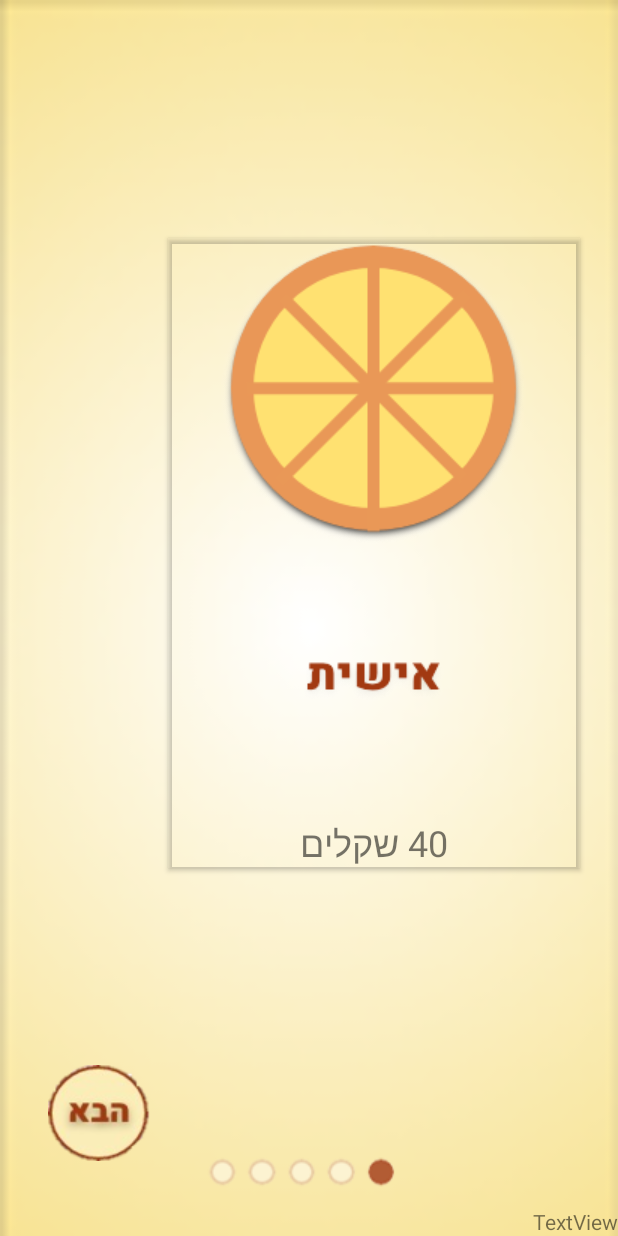
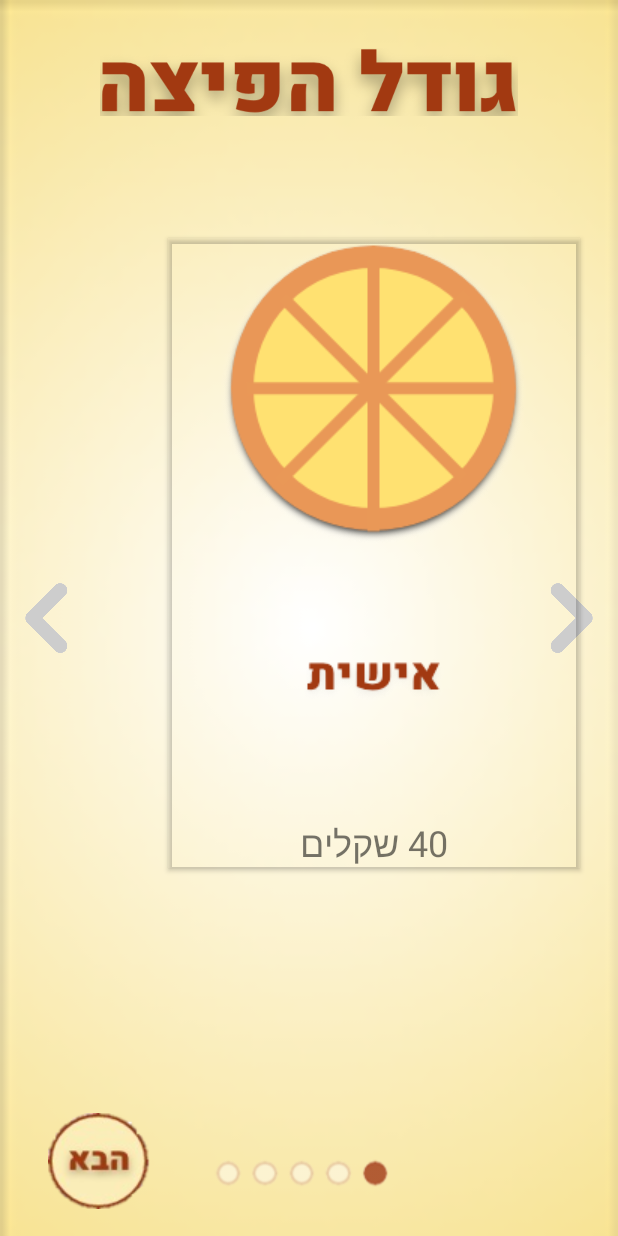
Before and after one commit to baraksw/PizzApp, an Android app: the screen it shows after launch (HomePage), on a phone screen of 412 x 824 dp. Run offline under Robolectric (Android 15) with nearby library versions, the phone set to English and light mode, and no system bars.

Commit message:
Adding asrrows to the scroll views, alignment of the next and previus button

```diff
--- a/app/src/main/java/com/example/pizzapp/Drinks.java
+++ b/app/src/main/java/com/example/pizzapp/Drinks.java
@@ -57,8 +57,6 @@ public class Drinks extends AppCompatActivity {
         onion_visible = intent.getIntExtra(Toppings.ONIONVISIBLE,0);
         pineapple_visible = intent.getIntExtra(Toppings.PINEAPPLEVISIBLE,0);
         pizza_size=intent.getIntExtra(Toppings.PIZZASIZE,0);
-        TextView textView1 = findViewById(R.id.tomer_text);
-        textView1.setText(String.valueOf(pizza_price_for_toppings));
         pizza_price_for_drink = pizza_price_for_toppings+drinks_price;
 
         drinks_models = new ArrayList<>();
--- a/app/src/main/java/com/example/pizzapp/HomePage.java
+++ b/app/src/main/java/com/example/pizzapp/HomePage.java
@@ -71,8 +71,6 @@ public class HomePage extends AppCompatActivity {
 
             @Override
             public void onPageSelected(int position) {
-                TextView t1 = findViewById(R.id.textView);
-                t1.setText(String.valueOf(position));
                 pizza_size=position;
                 add_size_price();
             }
--- a/app/src/main/java/com/example/pizzapp/Toppings.java
+++ b/app/src/main/java/com/example/pizzapp/Toppings.java
@@ -30,7 +30,6 @@ public class Toppings extends AppCompatActivity {
     private int pizza_price_for_toppings=0;
     public int drink_type;
     private int pizza_price_for_drink=0;
-    private int toppings_price=0;
 
     private int topping;
     private ImageView mushrooms_image_r, mushrooms_image_l;
--- a/app/src/main/res/layout/activity_credit.xml
+++ b/app/src/main/res/layout/activity_credit.xml
@@ -127,8 +127,8 @@
 
     <ImageView
         android:id="@+id/dots_level_5"
-        android:layout_width="wrap_content"
-        android:layout_height="wrap_content"
+        android:layout_width="@dimen/dots_width"
+        android:layout_height="@dimen/dots_height"
         android:layout_marginBottom="@dimen/bottom_margin"
         android:contentDescription="@string/first_dots_description"
         app:layout_constraintBottom_toBottomOf="parent"
--- a/app/src/main/res/layout/activity_customer_details.xml
+++ b/app/src/main/res/layout/activity_customer_details.xml
@@ -127,8 +127,8 @@
 
     <ImageView
         android:id="@+id/dots_image_4"
-        android:layout_width="wrap_content"
-        android:layout_height="wrap_content"
+        android:layout_width="@dimen/dots_width"
+        android:layout_height="@dimen/dots_height"
         android:layout_marginBottom="@dimen/bottom_margin"
         app:layout_constraintBottom_toBottomOf="parent"
         app:layout_constraintEnd_toEndOf="parent"
--- a/app/src/main/res/layout/activity_home_page.xml
+++ b/app/src/main/res/layout/activity_home_page.xml
@@ -10,13 +10,31 @@
     tools:context=".HomePage">
 
     <ImageView
-        android:layout_width="@dimen/headline_width"
+        android:id="@+id/size_choosing_page_headline"
+        android:layout_width="match_parent"
         android:layout_height="@dimen/headline_height"
-        android:id="@+id/size_choosing_page_headline"
         android:layout_marginTop="@dimen/upper_margin"
         android:layout_centerHorizontal="true"
-        android:layout_alignParentTop="true"
+        android:layout_alignParentLeft="true"
         app:srcCompat="@drawable/size_headline" />
+
+    <ImageView
+        android:id="@+id/left_arrow"
+        android:layout_width="@dimen/arrow_width"
+        android:layout_height="@dimen/arrow_height"
+        android:layout_centerVertical="true"
+        android:layout_alignParentLeft="true"
+        android:layout_marginLeft="@dimen/left_margin"
+        android:src="@drawable/left_arrow"/>
+
+    <ImageView
+        android:id="@+id/right_arrow"
+        android:layout_width="@dimen/arrow_width"
+        android:layout_height="@dimen/arrow_height"
+        android:layout_centerVertical="true"
+        android:layout_alignParentRight="true"
+        android:layout_marginRight="@dimen/right_margin"
+        android:src="@drawable/right_arrow"/>
 
     <androidx.viewpager.widget.ViewPager
         android:id="@+id/pizza_size_viewPager"
@@ -42,7 +60,6 @@
         android:layout_height="@dimen/next_and_previous_button_size"
         android:layout_marginStart="@dimen/left_margin"
         android:layout_marginLeft="@dimen/left_margin"
-        android:layout_marginBottom="@dimen/bottom_margin"
         android:layout_alignParentBottom="true"
         android:layout_alignParentLeft="true"
         android:background="#00FFFFFF"
@@ -52,22 +69,13 @@
 
     <ImageView
         android:id="@+id/dots_level_1"
-        android:layout_width="wrap_content"
-        android:layout_height="wrap_content"
+        android:layout_width="@dimen/dots_width"
+        android:layout_height="@dimen/dots_height"
+        android:layout_alignParentBottom="true"
         android:layout_centerInParent="true"
         android:layout_marginBottom="@dimen/bottom_margin"
-        android:layout_alignParentBottom="true"
-        android:layout_centerHorizontal="true"
         android:contentDescription="@string/first_dots_description"
         android:foregroundGravity="center_horizontal"
-        android:src="@drawable/dots_1"/>
-
-    <TextView
-        android:id="@+id/textView"
-        android:layout_width="wrap_content"
-        android:layout_height="wrap_content"
-        android:text="TextView"
-        android:layout_alignParentBottom="true"
-        android:layout_alignParentRight="true"/>
+        android:src="@drawable/dots_1" />
 
 </RelativeLayout>
--- a/app/src/main/res/layout/activity_toppings.xml
+++ b/app/src/main/res/layout/activity_toppings.xml
@@ -333,8 +333,8 @@
 
     <ImageView
         android:id="@+id/dots_level_2"
-        android:layout_width="wrap_content"
-        android:layout_height="wrap_content"
+        android:layout_width="@dimen/dots_width"
+        android:layout_height="@dimen/dots_height"
         android:layout_marginBottom="@dimen/bottom_margin"
         android:contentDescription="@string/first_dots_description"
         app:layout_constraintBottom_toBottomOf="parent"
--- a/app/src/main/res/values/dimens.xml
+++ b/app/src/main/res/values/dimens.xml
@@ -15,7 +15,9 @@
     <dimen name="bigButton_height">150dp</dimen>
     <dimen name="thanksText_size">270dp</dimen>
     <dimen name="motorcycle_size">300dp</dimen>
-    />
-    />
+    <dimen name="dots_width">170dp</dimen>
+    <dimen name="dots_height">25dp</dimen>
+    <dimen name="arrow_width">30dp</dimen>
+    <dimen name="arrow_height">60dp</dimen>
 
 </resources>
```
Also changed, not shown: app/src/main/res/layout/activity_drinks.xml (+27 -13 lines), app/src/main/res/drawable/left_arrow.png (added), app/src/main/res/drawable/right_arrow.png (added).
